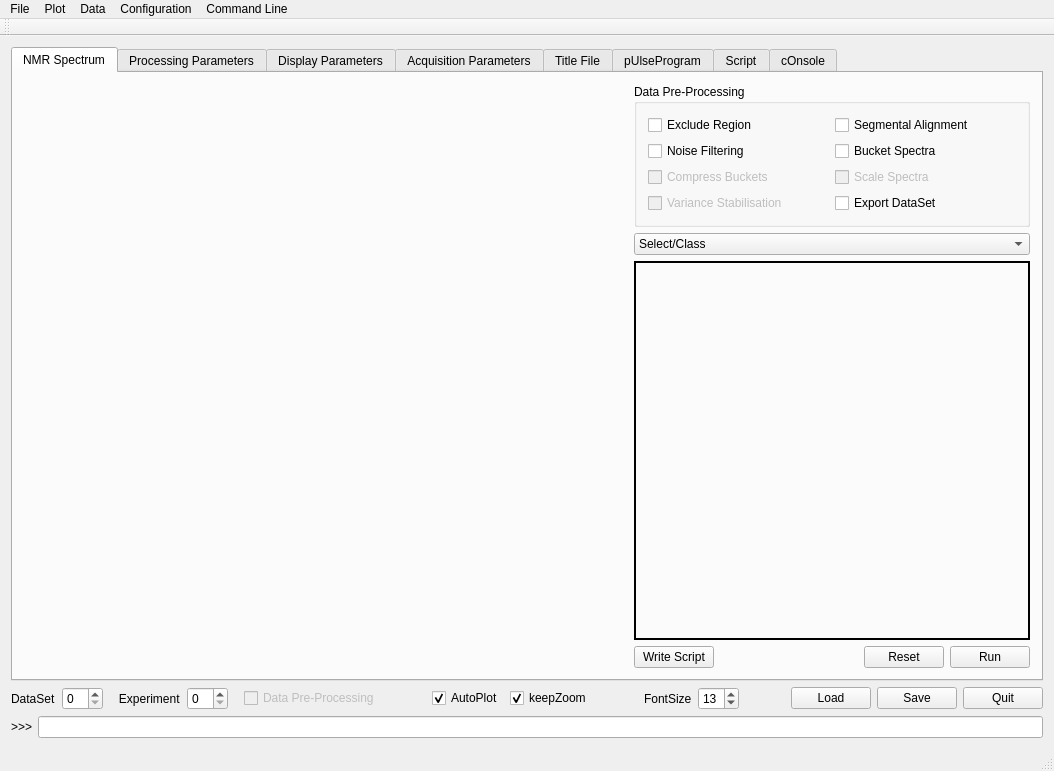
The window that metabolabpy/ui/metabolabpy_mainwindow.ui (ludwigc/metabolabpy) describes before a commit, drawn with Qt 5.
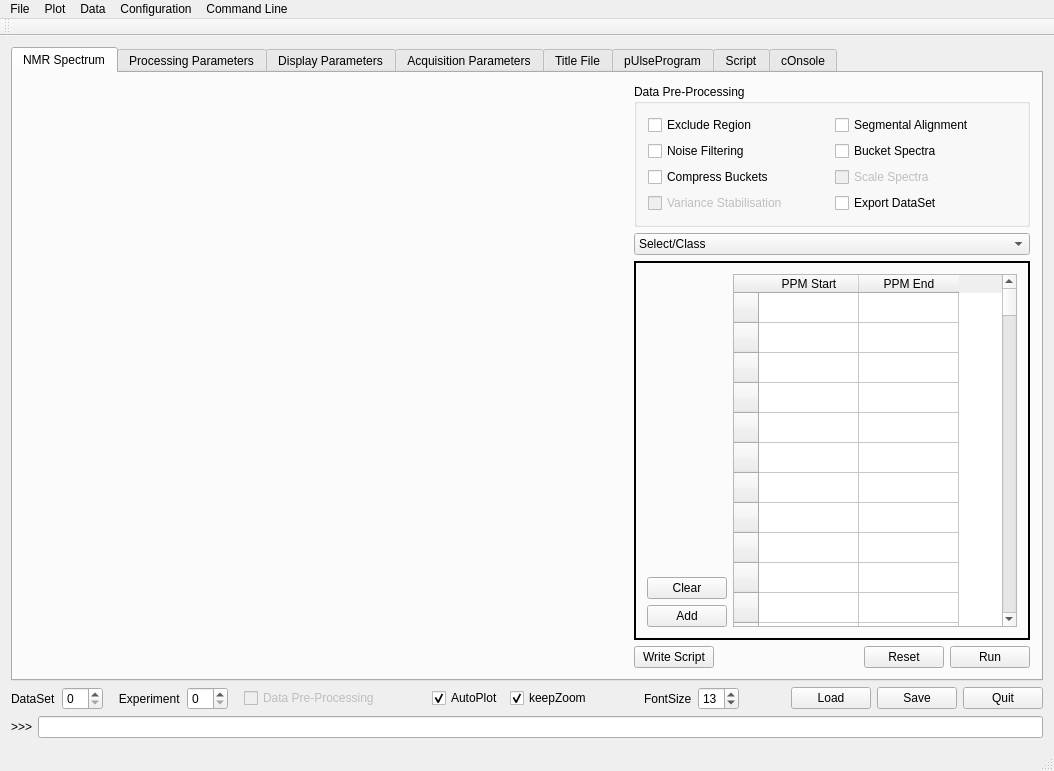
The same window after the commit. The open tabs and pages were chosen to show the change. Custom widgets are drawn as their Qt base class.

Commit message: Added compress buckets functionality (v0.5.2)

Patch:
```diff
--- a/metabolabpy/ui/metabolabpy_mainwindow.ui
+++ b/metabolabpy/ui/metabolabpy_mainwindow.ui
@@ -238,7 +238,7 @@
                <item>
                 <widget class="QCheckBox" name="compressBuckets">
                  <property name="enabled">
-                  <bool>false</bool>
+                  <bool>true</bool>
                  </property>
                  <property name="text">
                   <string>Compress Buckets</string>
@@ -1165,7 +1165,338 @@
               </item>
              </layout>
             </widget>
-            <widget class="QWidget" name="compressBucketsTab"/>
+            <widget class="QWidget" name="compressBucketsTab">
+             <layout class="QGridLayout" name="gridLayout_18">
+              <item row="0" column="0">
+               <layout class="QVBoxLayout" name="verticalLayout_20">
+                <item>
+                 <spacer name="verticalSpacer_9">
+                  <property name="orientation">
+                   <enum>Qt::Vertical</enum>
+                  </property>
+                  <property name="sizeHint" stdset="0">
+                   <size>
+                    <width>20</width>
+                    <height>40</height>
+                   </size>
+                  </property>
+                 </spacer>
+                </item>
+                <item>
+                 <widget class="QPushButton" name="compressClearButton">
+                  <property name="text">
+                   <string>Clear</string>
+                  </property>
+                 </widget>
+                </item>
+                <item>
+                 <widget class="QPushButton" name="compressAddButton">
+                  <property name="text">
+                   <string>Add</string>
+                  </property>
+                 </widget>
+                </item>
+               </layout>
+              </item>
+              <item row="0" column="1">
+               <widget class="QTableWidget" name="compressBucketsTW">
+                <property name="rowCount">
+                 <number>200</number>
+                </property>
+                <row>
+                 <property name="text">
+                  <string/>
+                 </property>
+                </row>
+                <row>
+                 <property name="text">
+                  <string/>
+                 </property>
+                </row>
+                <row>
+                 <property name="text">
+                  <string/>
+                 </property>
+                </row>
+                <row>
+                 <property name="text">
+                  <string/>
+                 </property>
+                </row>
+                <row>
+                 <property name="text">
+                  <string/>
+                 </property>
+                </row>
+                <row>
+                 <property name="text">
+                  <string/>
+                 </property>
+                </row>
+                <row>
+                 <property name="text">
+                  <string/>
+                 </property>
+                </row>
+                <row>
+                 <property name="text">
+                  <string/>
+                 </property>
+                </row>
+                <row>
+                 <property name="text">
+                  <string/>
+                 </property>
+                </row>
+                <row>
+                 <property name="text">
+                  <string/>
+                 </property>
+                </row>
+                <row>
+                 <property name="text">
+                  <string/>
+                 </property>
+                </row>
+                <row>
+                 <property name="text">
+                  <string/>
+                 </property>
+                </row>
+                <row>
+                 <property name="text">
+                  <string/>
+                 </property>
+                </row>
+                <row>
+                 <property name="text">
+                  <string/>
+                 </property>
+                </row>
+                <row>
+                 <property name="text">
+                  <string/>
+                 </property>
+                </row>
+                <row>
+                 <property name="text">
+                  <string/>
+                 </property>
+                </row>
+                <row>
+                 <property name="text">
+                  <string/>
+                 </property>
+                </row>
+                <row>
+                 <property name="text">
+                  <string/>
+                 </property>
+                </row>
+                <row>
+                 <property name="text">
+                  <string/>
+                 </property>
+                </row>
+                <row>
+                 <property name="text">
+                  <string/>
+                 </property>
+                </row>
+                <row/>
+                <row/>
+                <row/>
+                <row/>
+                <row/>
+                <row/>
+                <row/>
+                <row/>
+                <row/>
+                <row/>
+                <row/>
+                <row/>
+                <row/>
+                <row/>
+                <row/>
+                <row/>
+                <row/>
+                <row/>
+                <row/>
+                <row/>
+                <row/>
+                <row/>
+                <row/>
+                <row/>
+                <row/>
+                <row/>
+                <row/>
+                <row/>
+                <row/>
+                <row/>
+                <row/>
+                <row/>
+                <row/>
+                <row/>
+                <row/>
+                <row/>
+                <row/>
+                <row/>
+                <row/>
+                <row/>
+                <row/>
+                <row/>
+                <row/>
+                <row/>
+                <row/>
+                <row/>
+                <row/>
+                <row/>
+                <row/>
+                <row/>
+                <row/>
+                <row/>
+                <row/>
+                <row/>
+                <row/>
+                <row/>
+                <row/>
+                <row/>
+                <row/>
+                <row/>
+                <row/>
+                <row/>
+                <row/>
+                <row/>
+                <row/>
+                <row/>
+                <row/>
+                <row/>
+                <row/>
+                <row/>
+                <row/>
+                <row/>
+                <row/>
+                <row/>
+                <row/>
+                <row/>
+                <row/>
+                <row/>
+                <row/>
+                <row/>
+                <row/>
+                <row/>
+                <row/>
+                <row/>
+                <row/>
+                <row/>
+                <row/>
+                <row/>
+                <row/>
+                <row/>
+                <row/>
+                <row/>
+                <row/>
+                <row/>
+                <row/>
+                <row/>
+                <row/>
+                <row/>
+                <row/>
+                <row/>
+                <row/>
+                <row/>
+                <row/>
+                <row/>
+                <row/>
+                <row/>
+                <row/>
+                <row/>
+                <row/>
+                <row/>
+                <row/>
+                <row/>
+                <row/>
+                <row/>
+                <row/>
+                <row/>
+                <row/>
+                <row/>
+                <row/>
+                <row/>
+                <row/>
+                <row/>
+                <row/>
+                <row/>
+                <row/>
+                <row/>
+                <row/>
+                <row/>
+                <row/>
+                <row/>
+                <row/>
+                <row/>
+                <row/>
+                <row/>
+                <row/>
+                <row/>
+                <row/>
+                <row/>
+                <row/>
+                <row/>
+                <row/>
+                <row/>
+                <row/>
+                <row/>
+                <row/>
+                <row/>
+                <row/>
+                <row/>
+                <row/>
+                <row/>
+                <row/>
+                <row/>
+                <row/>
+                <row/>
+                <row/>
+                <row/>
+                <row/>
+                <row/>
+                <row/>
+                <row/>
+                <row/>
+                <row/>
+                <row/>
+                <row/>
+                <row/>
+                <row/>
+                <row/>
+                <row/>
+                <row/>
+                <row/>
+                <row/>
+                <row/>
+                <row/>
+                <row/>
+                <row/>
+                <row/>
+                <row/>
+                <row/>
+                <row/>
+                <row/>
+                <column>
+                 <property name="text">
+                  <string>PPM Start</string>
+                 </property>
+                </column>
+                <column>
+                 <property name="text">
+                  <string>PPM End</string>
+                 </property>
+                </column>
+               </widget>
+              </item>
+             </layout>
+            </widget>
             <widget class="QWidget" name="scaleSpectraTab"/>
             <widget class="QWidget" name="varianceStabilisationTab"/>
             <widget class="QWidget" name="exportDataSetTab">
```
The commit also changes 3 other files.
